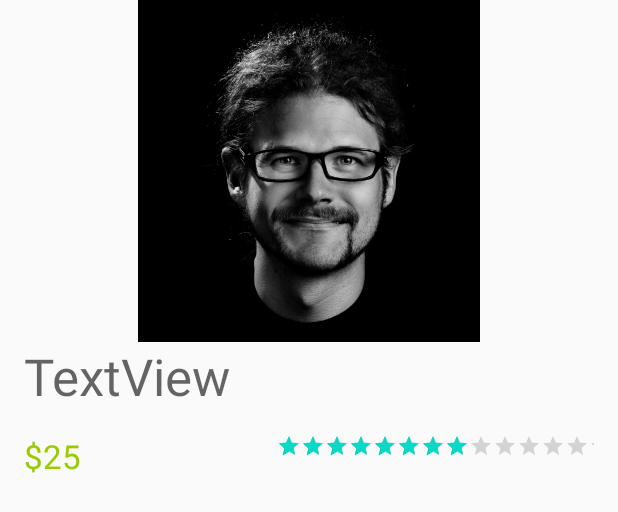
After one commit to Juxn89/Kotlin_RecyclerView, an Android app: the layout template_platillo.xml on its own in the app's theme, with its tools: preview values and no code run, on a phone screen of 412 x 824 dp. The commit adds this screen. Shown: the top 512 px of the screen. Run offline under Robolectric (Android 15) with nearby library versions, the phone set to English and light mode, and no system bars.

Commit message:
Interfaz y template

```diff
--- a/app/build.gradle
+++ b/app/build.gradle
@@ -34,4 +34,5 @@ dependencies {
     testImplementation 'junit:junit:4.12'
     androidTestImplementation 'androidx.test.ext:junit:1.1.1'
     androidTestImplementation 'androidx.test.espresso:espresso-core:3.2.0'
+    implementation 'androidx.recyclerview:recyclerview:1.1.0'
 }
--- a/app/src/main/res/layout/activity_main.xml
+++ b/app/src/main/res/layout/activity_main.xml
@@ -1,18 +1,13 @@
 <?xml version="1.0" encoding="utf-8"?>
-<androidx.constraintlayout.widget.ConstraintLayout xmlns:android="http://schemas.android.com/apk/res/android"
+<LinearLayout xmlns:android="http://schemas.android.com/apk/res/android"
     xmlns:app="http://schemas.android.com/apk/res-auto"
     xmlns:tools="http://schemas.android.com/tools"
     android:layout_width="match_parent"
     android:layout_height="match_parent"
     tools:context=".MainActivity">
 
-    <TextView
-        android:layout_width="wrap_content"
-        android:layout_height="wrap_content"
-        android:text="Hello World!"
-        app:layout_constraintBottom_toBottomOf="parent"
-        app:layout_constraintLeft_toLeftOf="parent"
-        app:layout_constraintRight_toRightOf="parent"
-        app:layout_constraintTop_toTopOf="parent" />
-
-</androidx.constraintlayout.widget.ConstraintLayout>
+    <androidx.recyclerview.widget.RecyclerView
+        android:id="@+id/lista"
+        android:layout_width="match_parent"
+        android:layout_height="match_parent" />
+</LinearLayout>
--- /dev/null
+++ b/app/src/main/res/layout/template_platillo.xml
@@ -0,0 +1,51 @@
+<?xml version="1.0" encoding="utf-8"?>
+<LinearLayout xmlns:android="http://schemas.android.com/apk/res/android"
+    xmlns:app="http://schemas.android.com/apk/res-auto"
+    android:layout_width="match_parent"
+    android:layout_height="wrap_content"
+    android:orientation="vertical">
+
+    <ImageView
+        android:id="@+id/imageView"
+        android:layout_width="match_parent"
+        android:layout_height="228dp"
+        app:srcCompat="@drawable/foto_01" />
+
+    <TextView
+        android:id="@+id/textView2"
+        android:layout_width="match_parent"
+        android:layout_height="wrap_content"
+        android:layout_marginLeft="16dp"
+        android:layout_marginRight="16dp"
+        android:layout_marginBottom="8dp"
+        android:text="TextView"
+        android:textAppearance="@style/TextAppearance.AppCompat.Display1" />
+
+    <LinearLayout
+        android:layout_width="match_parent"
+        android:layout_height="match_parent"
+        android:layout_marginLeft="16dp"
+        android:layout_marginTop="8dp"
+        android:layout_marginRight="16dp"
+        android:layout_marginBottom="16dp"
+        android:orientation="horizontal">
+
+        <TextView
+            android:id="@+id/textView"
+            android:layout_width="wrap_content"
+            android:layout_height="wrap_content"
+            android:layout_weight="1"
+            android:text="$25"
+            android:textAppearance="@style/TextAppearance.AppCompat.Large"
+            android:textColor="@android:color/holo_green_light" />
+
+        <RatingBar
+            android:id="@+id/ratingBar"
+            style="@style/Widget.AppCompat.RatingBar.Small"
+            android:layout_width="wrap_content"
+            android:layout_height="wrap_content"
+            android:layout_weight="1"
+            android:numStars="5"
+            android:rating="3" />
+    </LinearLayout>
+</LinearLayout>
```
Also changed, not shown: app/src/main/res/drawable-v24/foto_01.png (added), app/src/main/res/drawable-v24/foto_02.jpg (added), app/src/main/res/drawable-v24/foto_03.jpg (added), app/src/main/res/drawable-v24/foto_04.jpg (added), app/src/main/res/drawable-v24/foto_05.jpg (added), app/src/main/res/drawable-v24/foto_06.jpeg (added), app/src/main/res/drawable-v24/foto_07.png (added), app/src/main/res/drawable-v24/foto_08.jpg (added), app/src/main/res/drawable-v24/foto_09.jpg (added), app/src/main/res/drawable-v24/foto_10.jpg (added), app/src/main/res/drawable-v24/foto_11.jpg (added), app/src/main/res/drawable-v24/foto_12.jpeg (added).
